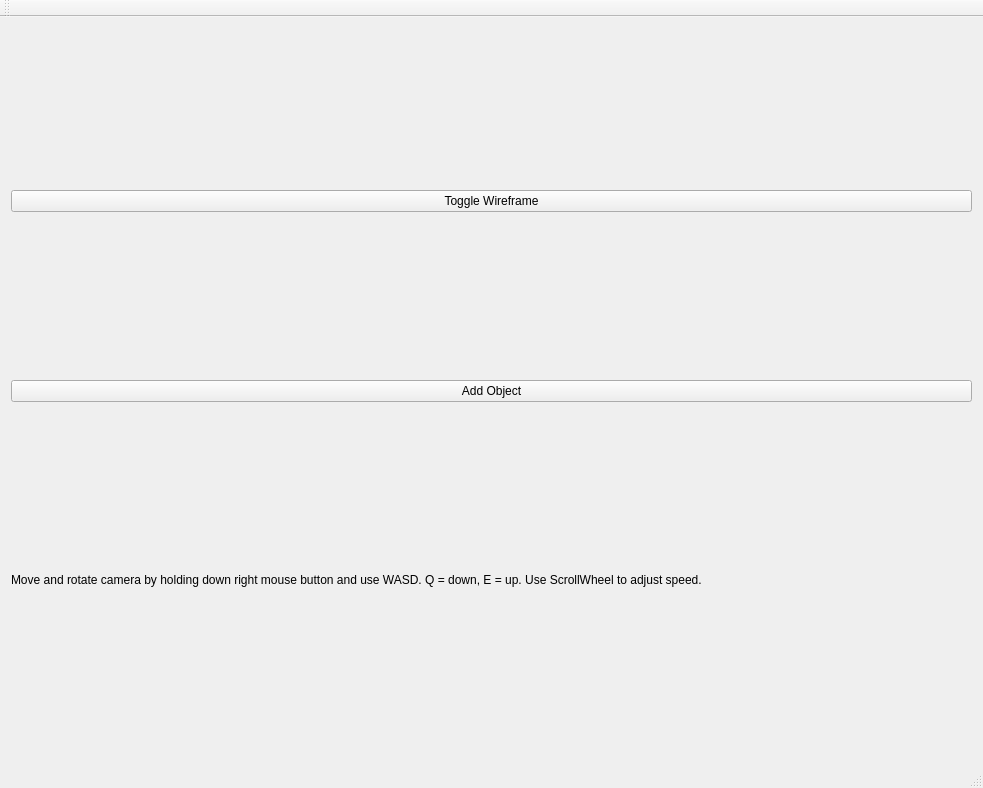
Qt form mainwindow.ui (FredrikEik/Game_Engine_Architecture) before a commit.
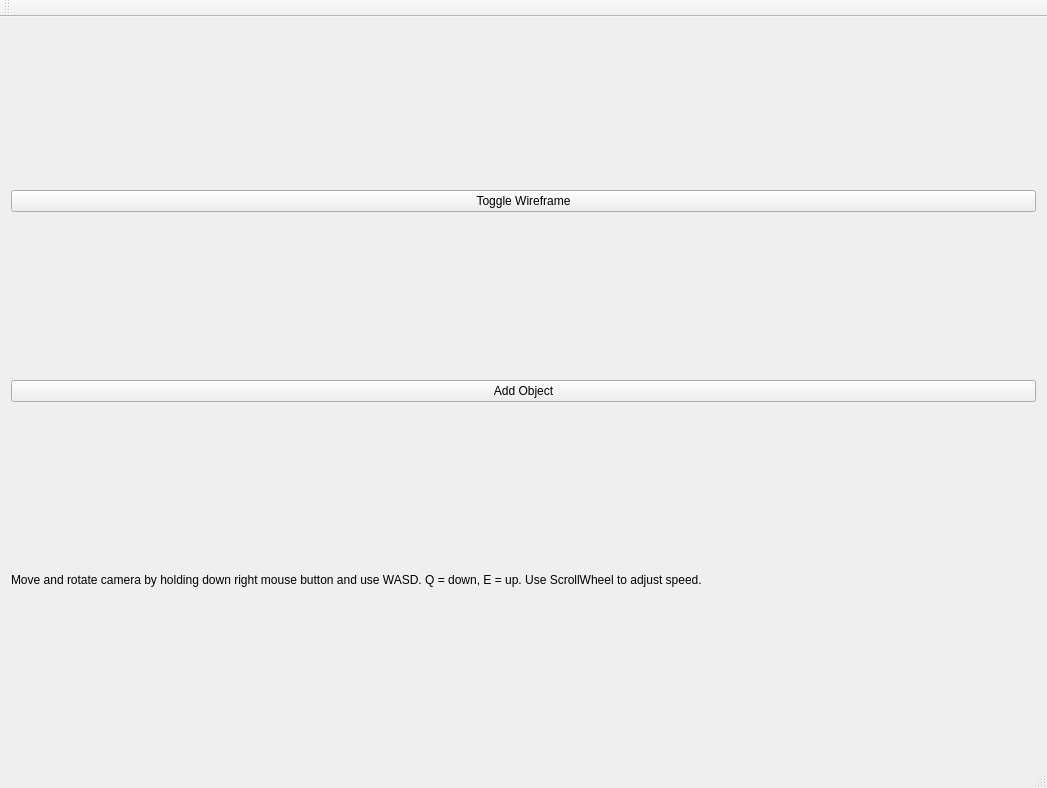
The same form after that commit.

Commit message: Right size on window

```diff
--- a/mainwindow.ui
+++ b/mainwindow.ui
@@ -6,7 +6,7 @@
    <rect>
     <x>0</x>
     <y>0</y>
-    <width>983</width>
+    <width>1047</width>
     <height>788</height>
    </rect>
   </property>
```
Left out of the diff: 2 changed lines with no effect on the pictures.
